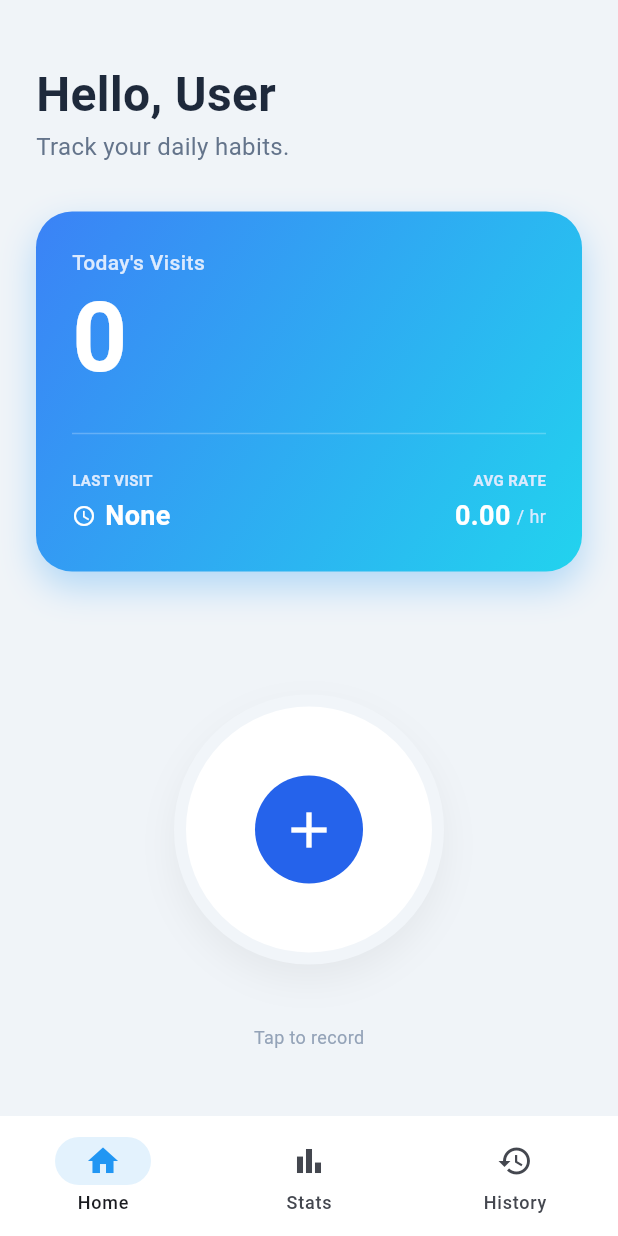
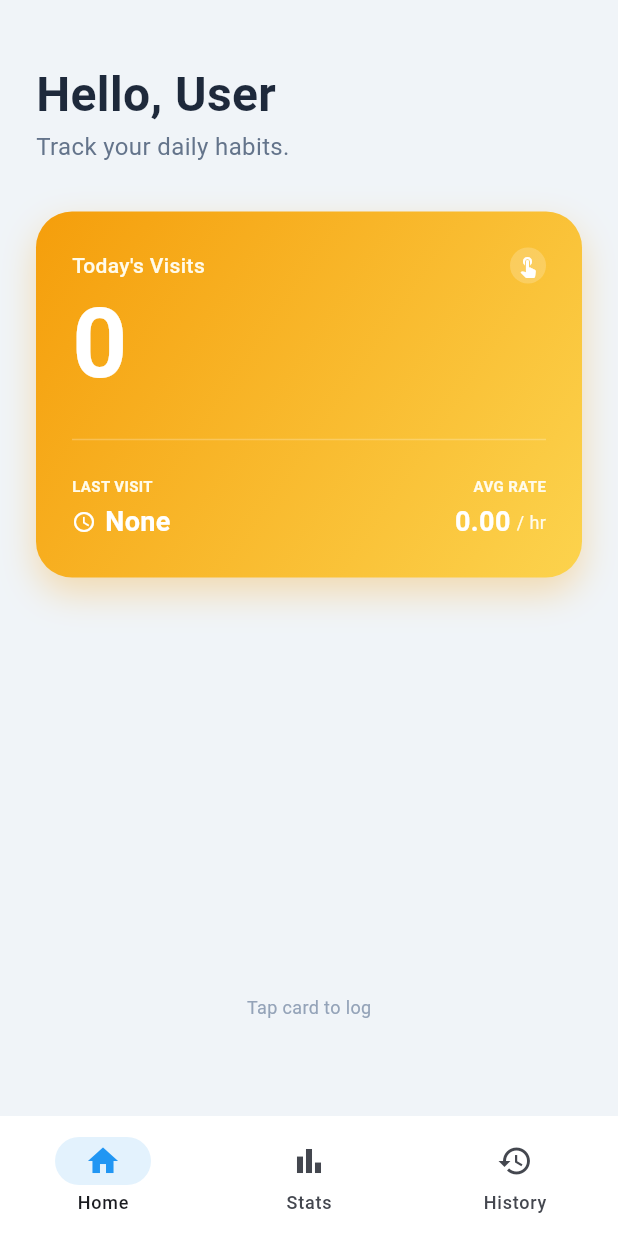
Before and after one commit to Tomekske/flow, a Flutter app: the screen it shows after launch, on a phone screen of 412 x 824 dp. Run offline on Flutter 3.47's test engine with Material 3 defaults, Android fonts, the phone set to English and light mode, and no system bars; our stand-ins replace equatable, fl_chart, flutter_bloc, shared_preferences.

Commit message:
Adds log editing and detailed log data
Implements the ability to edit existing logs, allowing users to modify urine color and amount.

Adds urine color and amount data to the log model and UI,
providing a more detailed tracking experience.

```diff
--- a/lib/data/models/log.dart
+++ b/lib/data/models/log.dart
@@ -1,16 +1,31 @@
 class Log {
   final int id;
   final DateTime timestamp;
+  final int? urineColor;
+  final String? urineAmount;
 
-  Log({required this.id, required this.timestamp});
+  Log({required this.id, required this.timestamp, this.urineColor, this.urineAmount});
+
+  Log copyWith({int? id, DateTime? timestamp, int? urineColor, String? urineAmount}) {
+    return Log(
+      id: id ?? this.id,
+      timestamp: timestamp ?? this.timestamp,
+      urineColor: urineColor ?? this.urineColor,
+      urineAmount: urineAmount ?? this.urineAmount,
+    );
+  }
 
   Map<String, dynamic> toJson() => {
     'id': id,
     'timestamp': timestamp.toIso8601String(),
+    'urineColor': urineColor,
+    'urineAmount': urineAmount,
   };
 
   factory Log.fromJson(Map<String, dynamic> json) => Log(
     id: json['id'],
     timestamp: DateTime.parse(json['timestamp']),
+    urineColor: json['urineColor'],
+    urineAmount: json['urineAmount'],
   );
 }
--- a/lib/logic/bloc/log_bloc.dart
+++ b/lib/logic/bloc/log_bloc.dart
@@ -16,14 +16,12 @@ class LogBloc extends Bloc<LogEvent, LogState> {
         super(LogState(now: DateTime.now())) {
     on<LoadLogs>(_onLoadLogs);
     on<AddLog>(_onAddLog);
+    on<UpdateLog>(_onUpdateLog);
     on<DeleteLog>(_onDeleteLog);
     on<ClearAllLogs>(_onClearAllLogs);
     on<UpdateTime>(_onUpdateTime);
 
-    // Initial Load
     add(LoadLogs());
-
-    // Start Timer for realtime updates
     _timer = Timer.periodic(const Duration(minutes: 1), (_) {
       add(UpdateTime());
     });
@@ -33,10 +31,7 @@ class LogBloc extends Bloc<LogEvent, LogState> {
     emit(state.copyWith(status: LogStatus.loading));
     try {
       final logs = await _storageService.loadLogs();
-      emit(state.copyWith(
-        status: LogStatus.success,
-        logs: logs,
-      ));
+      emit(state.copyWith(status: LogStatus.success, logs: logs));
     } catch (_) {
       emit(state.copyWith(status: LogStatus.failure));
     }
@@ -46,9 +41,16 @@ class LogBloc extends Bloc<LogEvent, LogState> {
     final newLog = Log(
       id: DateTime.now().millisecondsSinceEpoch,
       timestamp: DateTime.now(),
+      urineColor: event.color,
+      urineAmount: event.amount,
     );
     final updatedLogs = List<Log>.from(state.logs)..insert(0, newLog);
+    emit(state.copyWith(logs: updatedLogs));
+    await _storageService.saveLogs(updatedLogs);
+  }
 
+  Future<void> _onUpdateLog(UpdateLog event, Emitter<LogState> emit) async {
+    final updatedLogs = state.logs.map((log) => log.id == event.log.id ? event.log : log).toList();
     emit(state.copyWith(logs: updatedLogs));
     await _storageService.saveLogs(updatedLogs);
   }
--- a/lib/logic/bloc/log_event.dart
+++ b/lib/logic/bloc/log_event.dart
@@ -2,23 +2,33 @@ part of 'log_bloc.dart';
 
 abstract class LogEvent extends Equatable {
   const LogEvent();
-
   @override
   List<Object> get props => [];
 }
 
 class LoadLogs extends LogEvent {}
 
-class AddLog extends LogEvent {}
+class AddLog extends LogEvent {
+  final int? color;
+  final String? amount;
+  const AddLog({this.color, this.amount});
+  @override
+  List<Object> get props => [color ?? 0, amount ?? ''];
+}
+
+class UpdateLog extends LogEvent {
+  final Log log;
+  const UpdateLog(this.log);
+  @override
+  List<Object> get props => [log];
+}
 
 class DeleteLog extends LogEvent {
   final int id;
   const DeleteLog(this.id);
-
   @override
   List<Object> get props => [id];
 }
 
 class ClearAllLogs extends LogEvent {}
-
 class UpdateTime extends LogEvent {}
--- a/lib/presentation/pages/history_page.dart
+++ b/lib/presentation/pages/history_page.dart
@@ -4,9 +4,19 @@ import 'package:intl/intl.dart';
 import '../../logic/bloc/log_bloc.dart';
 import '../../helpers/stats_helper.dart';
 import '../dialogs/confirm_dialog.dart';
+import '../dialogs/log_dialog.dart';
 
 class HistoryScreen extends StatelessWidget {
   const HistoryScreen({super.key});
+
+  Future<void> _showEditDialog(BuildContext context, dynamic log) async {
+    final result = await showDialog<Map<String, dynamic>>(context: context, builder: (context) => LogDialog(existingLog: log));
+    if (result != null && context.mounted) {
+      final updatedLog = log.copyWith(urineColor: result['color'], urineAmount: result['amount']);
+      context.read<LogBloc>().add(UpdateLog(updatedLog));
+      ScaffoldMessenger.of(context).showSnackBar(const SnackBar(content: Text('Log updated successfully!'), duration: Duration(seconds: 1)));
+    }
+  }
 
   @override
   Widget build(BuildContext context) {
@@ -16,23 +26,7 @@ class HistoryScreen extends StatelessWidget {
           padding: const EdgeInsets.all(24.0),
           child: Column(
             children: [
-              Row(
-                mainAxisAlignment: MainAxisAlignment.spaceBetween,
-                children: [
-                  const Text("History Log", style: TextStyle(fontSize: 24, fontWeight: FontWeight.bold, color: Color(0xFF1E293B))),
-                  if (state.logs.isNotEmpty)
-                    TextButton(
-                      onPressed: () async {
-                         final confirm = await showConfirmDialog(context, title: "Clear All?", content: "This cannot be undone.", confirmText: "Clear All", confirmColor: Colors.red);
-                         if (confirm == true) {
-                           context.read<LogBloc>().add(ClearAllLogs());
-                         }
-                      },
-                      style: TextButton.styleFrom(backgroundColor: const Color(0xFFFEF2F2), padding: const EdgeInsets.symmetric(horizontal: 16, vertical: 8)),
-                      child: const Text("Clear All", style: TextStyle(color: Colors.red, fontSize: 12, fontWeight: FontWeight.bold)),
-                    )
-                ],
-              ),
+              Row(mainAxisAlignment: MainAxisAlignment.spaceBetween, children: [const Text("History Log", style: TextStyle(fontSize: 24, fontWeight: FontWeight.bold, color: Color(0xFF1E293B))), if (state.logs.isNotEmpty) TextButton(onPressed: () async { final confirm = await showConfirmDialog(context, title: "Clear All?", content: "This cannot be undone.", confirmText: "Clear All", confirmColor: Colors.red); if (confirm == true) { if (context.mounted) context.read<LogBloc>().add(ClearAllLogs()); } }, style: TextButton.styleFrom(backgroundColor: const Color(0xFFFEF2F2), padding: const EdgeInsets.symmetric(horizontal: 16, vertical: 8)), child: const Text("Clear All", style: TextStyle(color: Colors.red, fontSize: 12, fontWeight: FontWeight.bold)))]),
               const SizedBox(height: 16),
               Expanded(
                 child: state.logs.isEmpty
@@ -41,7 +35,6 @@ class HistoryScreen extends StatelessWidget {
                   itemCount: state.logs.length,
                   itemBuilder: (ctx, index) {
                     final log = state.logs[index];
-                          // Interval from NEXT log (which is older)
                     String? intervalBadge;
                     if (index < state.logs.length - 1) {
                       final olderLog = state.logs[index + 1];
@@ -55,39 +48,19 @@ class HistoryScreen extends StatelessWidget {
                       decoration: BoxDecoration(color: Colors.white, borderRadius: BorderRadius.circular(16), border: Border.all(color: const Color(0xFFF1F5F9)), boxShadow: [BoxShadow(color: Colors.black.withOpacity(0.02), blurRadius: 4, offset: const Offset(0, 2))]),
                       child: Row(
                         children: [
-                                Container(padding: const EdgeInsets.all(10), decoration: BoxDecoration(color: const Color(0xFFDBEAFE), borderRadius: BorderRadius.circular(12)), child: const Icon(Icons.check, color: Color(0xFF2563EB), size: 20)),
-                                const SizedBox(width: 16),
+                          if (log.urineColor != null) Container(width: 12, height: 12, margin: const EdgeInsets.only(right: 12), decoration: BoxDecoration(color: Color(log.urineColor!), shape: BoxShape.circle, border: Border.all(color: Colors.black12))) else const SizedBox(width: 24),
                           Expanded(
                             child: Column(
                               crossAxisAlignment: CrossAxisAlignment.start,
                               children: [
-                                      Text(DateFormat('hh:mm a').format(log.timestamp), style: const TextStyle(fontWeight: FontWeight.bold, fontSize: 16, color: Color(0xFF334155))),
+                                Row(children: [Text(DateFormat('hh:mm a').format(log.timestamp), style: const TextStyle(fontWeight: FontWeight.bold, fontSize: 16, color: Color(0xFF334155))), const SizedBox(width: 8), if (log.urineAmount != null) Container(padding: const EdgeInsets.symmetric(horizontal: 6, vertical: 2), decoration: BoxDecoration(color: Colors.blue.shade50, borderRadius: BorderRadius.circular(4)), child: Text(log.urineAmount!, style: TextStyle(fontSize: 10, fontWeight: FontWeight.bold, color: Colors.blue.shade700)))]),
                                 const SizedBox(height: 4),
-                                      Row(
-                                        children: [
-                                          Text(DateFormat('MMM dd, yyyy').format(log.timestamp), style: const TextStyle(fontSize: 12, color: Color(0xFF94A3B8))),
-                                          if (intervalBadge != null) ...[
-                                            const SizedBox(width: 8),
-                                            Container(
-                                              padding: const EdgeInsets.symmetric(horizontal: 6, vertical: 2),
-                                              decoration: BoxDecoration(color: const Color(0xFFF1F5F9), borderRadius: BorderRadius.circular(4)),
-                                              child: Row(children: [const Icon(Icons.timer_outlined, size: 10, color: Color(0xFF94A3B8)), const SizedBox(width: 2), Text(intervalBadge, style: const TextStyle(fontSize: 10, color: Color(0xFF94A3B8), fontWeight: FontWeight.bold))]),
-                                            )
-                                          ]
-                                        ],
-                                      ),
+                                Row(children: [Text(DateFormat('MMM dd, yyyy').format(log.timestamp), style: const TextStyle(fontSize: 12, color: Color(0xFF94A3B8))), if (intervalBadge != null) ...[const SizedBox(width: 8), Container(padding: const EdgeInsets.symmetric(horizontal: 6, vertical: 2), decoration: BoxDecoration(color: const Color(0xFFF1F5F9), borderRadius: BorderRadius.circular(4)), child: Row(children: [const Icon(Icons.timer_outlined, size: 10, color: Color(0xFF94A3B8)), const SizedBox(width: 2), Text(intervalBadge, style: const TextStyle(fontSize: 10, color: Color(0xFF94A3B8), fontWeight: FontWeight.bold))]))]]),
                               ],
                             ),
                           ),
-                                IconButton(
-                                  onPressed: () async {
-                                    final confirm = await showConfirmDialog(context, title: "Delete Log?", content: "Remove this entry?", confirmText: "Delete", confirmColor: Colors.red);
-                                    if (confirm == true) {
-                                      context.read<LogBloc>().add(DeleteLog(log.id));
-                                    }
-                                  },
-                                  icon: const Icon(Icons.delete_outline, color: Color(0xFFCBD5E1)),
-                                )
+                          IconButton(onPressed: () => _showEditDialog(context, log), icon: const Icon(Icons.edit, color: Color(0xFFCBD5E1), size: 20)),
+                          IconButton(onPressed: () async { final confirm = await showConfirmDialog(context, title: "Delete Log?", content: "Remove this entry?", confirmText: "Delete", confirmColor: Colors.red); if (confirm == true) { if (context.mounted) context.read<LogBloc>().add(DeleteLog(log.id)); } }, icon: const Icon(Icons.delete_outline, color: Color(0xFFCBD5E1), size: 20)),
                         ],
                       ),
                     );
--- a/lib/presentation/pages/home_page.dart
+++ b/lib/presentation/pages/home_page.dart
@@ -3,9 +3,18 @@ import 'package:flutter_bloc/flutter_bloc.dart';
 import 'package:intl/intl.dart';
 import '../../logic/bloc/log_bloc.dart';
 import '../../helpers/stats_helper.dart';
+import '../dialogs/log_dialog.dart';
 
 class HomePage extends StatelessWidget {
   const HomePage({super.key});
+
+  Future<void> _showLogDialog(BuildContext context) async {
+    final result = await showDialog<Map<String, dynamic>>(context: context, builder: (context) => const LogDialog());
+    if (result != null && context.mounted) {
+      context.read<LogBloc>().add(AddLog(color: result['color'], amount: result['amount']));
+      ScaffoldMessenger.of(context).showSnackBar(const SnackBar(content: Text('Log added successfully!'), duration: Duration(seconds: 1)));
+    }
+  }
 
   @override
   Widget build(BuildContext context) {
@@ -14,7 +23,6 @@ class HomePage extends StatelessWidget {
         final logs = state.logs;
         final now = state.now;
 
-        // Calculations
         final todayStr = DateFormat('yyyy-MM-dd').format(now);
         final todayLogs = logs.where((l) => DateFormat('yyyy-MM-dd').format(l.timestamp) == todayStr).toList();
         final int todayCount = todayLogs.length;
@@ -39,18 +47,16 @@ class HomePage extends StatelessWidget {
               const Text("Track your daily habits.", style: TextStyle(fontSize: 16, color: Color(0xFF64748B))),
               const SizedBox(height: 32),
 
-              Container(
+              GestureDetector(
+                onTap: () => _showLogDialog(context),
+                child: Container(
                   width: double.infinity,
                   padding: const EdgeInsets.all(24),
-                decoration: BoxDecoration(
-                  gradient: const LinearGradient(colors: [Color(0xFF3B82F6), Color(0xFF22D3EE)], begin: Alignment.topLeft, end: Alignment.bottomRight),
-                  borderRadius: BorderRadius.circular(24),
-                  boxShadow: [BoxShadow(color: Colors.blue.withOpacity(0.3), blurRadius: 20, offset: const Offset(0, 10))],
-                ),
+                  decoration: BoxDecoration(gradient: const LinearGradient(colors: [Color(0xFFF59E0B), Color(0xFFFCD34D)], begin: Alignment.topLeft, end: Alignment.bottomRight), borderRadius: BorderRadius.circular(24), boxShadow: [BoxShadow(color: const Color(0xFFF59E0B).withOpacity(0.3), blurRadius: 20, offset: const Offset(0, 10))]),
                   child: Column(
                     crossAxisAlignment: CrossAxisAlignment.start,
                     children: [
-                    const Text("Today's Visits", style: TextStyle(color: Color(0xFFDBEAFE), fontWeight: FontWeight.w500)),
+                      Row(mainAxisAlignment: MainAxisAlignment.spaceBetween, children: [const Text("Today's Visits", style: TextStyle(color: Color(0xFFFFFBEB), fontWeight: FontWeight.w500)), Container(padding: const EdgeInsets.all(4), decoration: BoxDecoration(color: Colors.white.withOpacity(0.2), shape: BoxShape.circle), child: const Icon(Icons.touch_app, color: Colors.white, size: 16))]),
                       const SizedBox(height: 8),
                       Text("$todayCount", style: const TextStyle(fontSize: 64, fontWeight: FontWeight.bold, color: Colors.white, height: 1.0)),
                       const SizedBox(height: 24),
@@ -59,62 +65,17 @@ class HomePage extends StatelessWidget {
                       Row(
                         mainAxisAlignment: MainAxisAlignment.spaceBetween,
                         children: [
-                        Column(
-                          crossAxisAlignment: CrossAxisAlignment.start,
-                          children: [
-                            const Text("LAST VISIT", style: TextStyle(color: Color(0xFFDBEAFE), fontSize: 10, fontWeight: FontWeight.bold)),
-                            const SizedBox(height: 4),
-                            Row(
-                              children: [
-                                const Icon(Icons.access_time, color: Colors.white, size: 16),
-                                const SizedBox(width: 6),
-                                Text(lastTime, style: const TextStyle(color: Colors.white, fontWeight: FontWeight.bold, fontSize: 18)),
-                              ],
-                            )
-                          ],
-                        ),
-                        Column(
-                          crossAxisAlignment: CrossAxisAlignment.end,
-                          children: [
-                            Text(rateLabel.toUpperCase(), style: const TextStyle(color: Color(0xFFDBEAFE), fontSize: 10, fontWeight: FontWeight.bold)),
-                            const SizedBox(height: 4),
-                            Row(
-                              children: [
-                                Text(displayRate, style: const TextStyle(color: Colors.white, fontWeight: FontWeight.bold, fontSize: 18)),
-                                const SizedBox(width: 4),
-                                const Text("/ hr", style: TextStyle(color: Color(0xFFDBEAFE), fontSize: 12)),
-                              ],
-                            )
-                          ],
-                        ),
+                          Column(crossAxisAlignment: CrossAxisAlignment.start, children: [const Text("LAST VISIT", style: TextStyle(color: Color(0xFFFFFBEB), fontSize: 10, fontWeight: FontWeight.bold)), const SizedBox(height: 4), Row(children: [const Icon(Icons.access_time, color: Colors.white, size: 16), const SizedBox(width: 6), Text(lastTime, style: const TextStyle(color: Colors.white, fontWeight: FontWeight.bold, fontSize: 18))])]),
+                          Column(crossAxisAlignment: CrossAxisAlignment.end, children: [Text(rateLabel.toUpperCase(), style: const TextStyle(color: Color(0xFFFFFBEB), fontSize: 10, fontWeight: FontWeight.bold)), const SizedBox(height: 4), Row(children: [Text(displayRate, style: const TextStyle(color: Colors.white, fontWeight: FontWeight.bold, fontSize: 18)), const SizedBox(width: 4), const Text("/ hr", style: TextStyle(color: Color(0xFFFFFBEB), fontSize: 12))])]),
                         ],
                       )
                     ],
                   ),
                 ),
+              ),
               const Spacer(),
-              Center(
-                child: GestureDetector(
-                  onTap: () {
-                    context.read<LogBloc>().add(AddLog());
-                    ScaffoldMessenger.of(context).showSnackBar(const SnackBar(content: Text('Log added successfully!'), duration: Duration(seconds: 1)));
-                  },
-                  child: Container(
-                    width: 180, height: 180,
-                    decoration: BoxDecoration(color: Colors.white, shape: BoxShape.circle, border: Border.all(color: const Color(0xFFF1F5F9), width: 8), boxShadow: [BoxShadow(color: Colors.black.withOpacity(0.05), blurRadius: 20, offset: const Offset(0, 10))]),
-                    child: Center(
-                      child: Container(
-                        padding: const EdgeInsets.all(16),
-                        decoration: const BoxDecoration(color: Color(0xFF2563EB), shape: BoxShape.circle),
-                        child: const Icon(Icons.add, color: Colors.white, size: 40),
-                      ),
-                    ),
-                  ),
-                ),
-              ),
+              const Center(child: Text("Tap card to log", style: TextStyle(color: Color(0xFF94A3B8), fontSize: 12))),
               const SizedBox(height: 40),
-              const Center(child: Text("Tap to record", style: TextStyle(color: Color(0xFF94A3B8), fontSize: 12))),
-              const SizedBox(height: 20),
             ],
           ),
         );
--- a/lib/presentation/widgets/chart_widget.dart
+++ b/lib/presentation/widgets/chart_widget.dart
@@ -84,6 +84,7 @@ class ChartWidget extends StatelessWidget {
         ),
         gridData: const FlGridData(show: false),
         borderData: FlBorderData(show: false),
+        barGroups: barGroups,
       ),
     );
   }
```
Also changed, not shown: lib/presentation/dialogs/log_dialog.dart (added, +132 -0 lines). Lines whose indentation alone changed are shown as unchanged.
